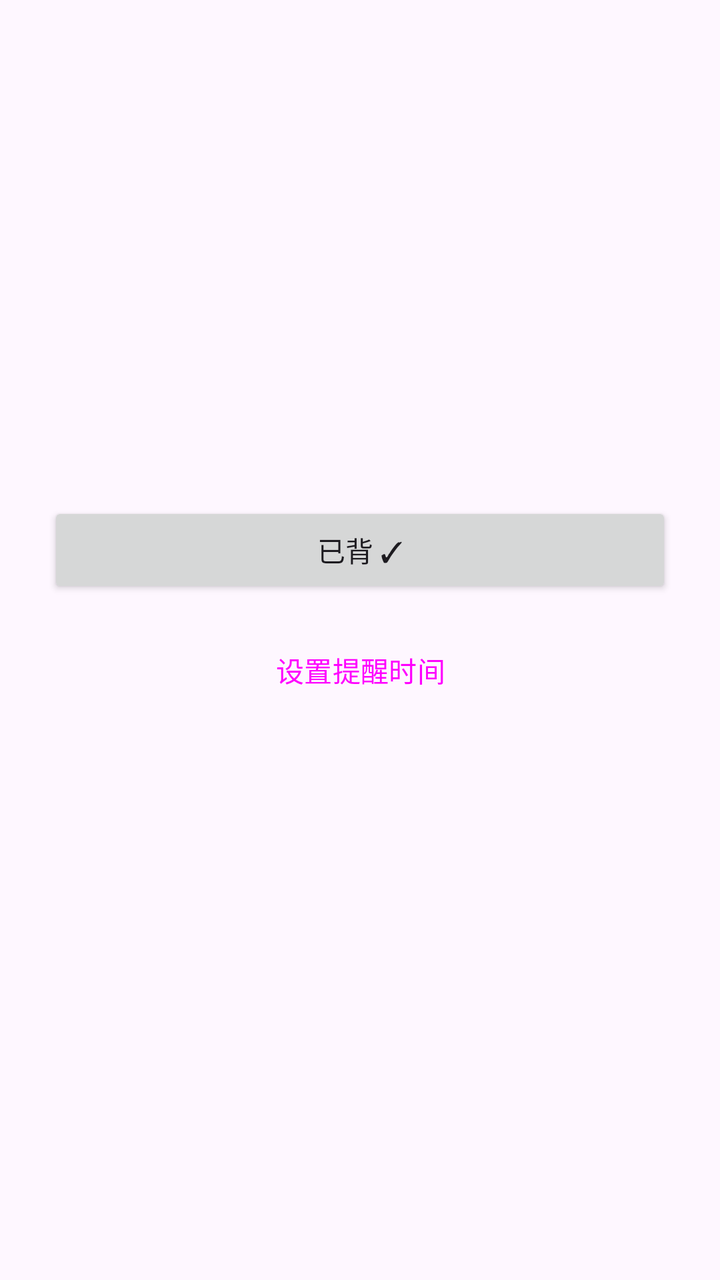
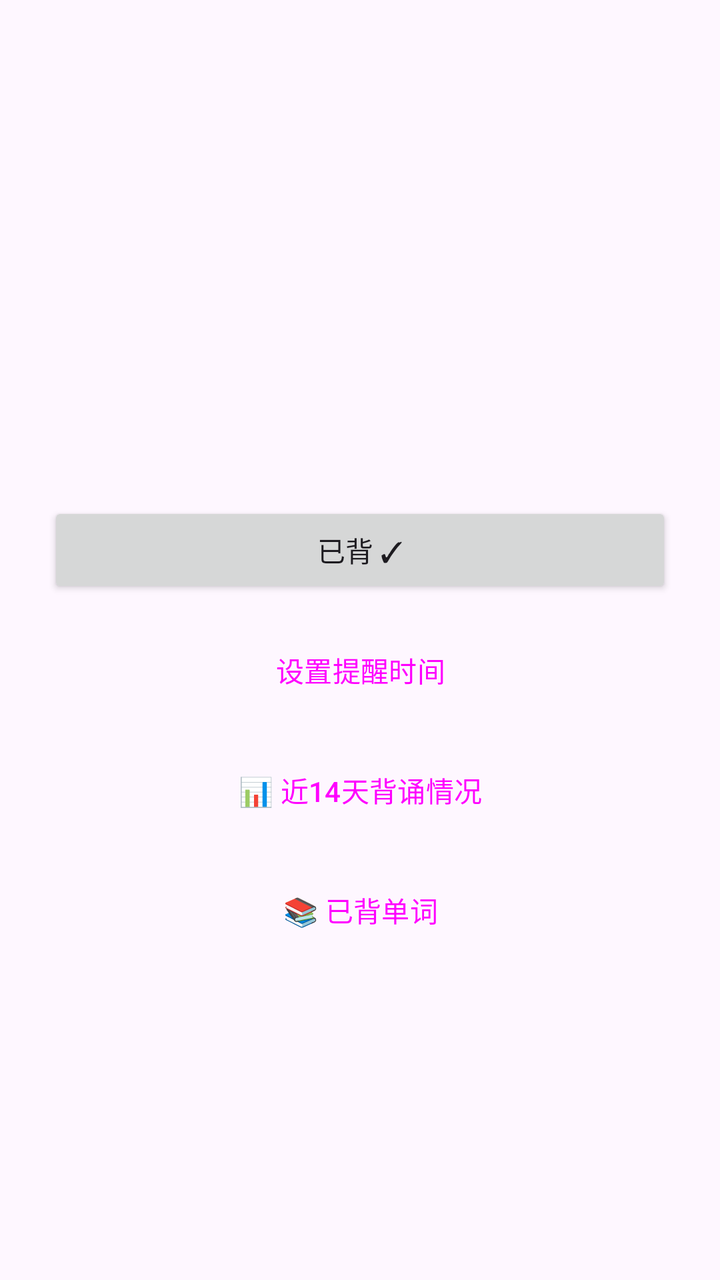

Screens rendered from an Android XML layout before and after an edit, with the pre-edit source and the edit as a unified diff.
<!-- AndroidManifest.xml: application theme Theme.WordReminder -->
<!-- res/layout/activity_main.xml -->
<?xml version="1.0" encoding="utf-8"?>
<ScrollView xmlns:android="http://schemas.android.com/apk/res/android"
    android:layout_width="match_parent"
    android:layout_height="match_parent"
    android:background="?attr/colorSurface">

    <LinearLayout
        android:orientation="vertical"
        android:padding="24dp"
        android:layout_width="match_parent"
        android:layout_height="wrap_content">

        <TextView
            android:id="@+id/tvDate"
            android:layout_width="wrap_content"
            android:layout_height="wrap_content"
            android:textColor="?attr/colorPrimary"
            android:textSize="14sp" />

        <TextView
            android:id="@+id/tvQueue"
            android:layout_width="wrap_content"
            android:layout_height="wrap_content"
            android:layout_marginTop="4dp"
            android:textSize="13sp"
            android:textColor="#888888" />

        <TextView
            android:id="@+id/tvWord"
            android:layout_width="match_parent"
            android:layout_height="wrap_content"
            android:layout_marginTop="8dp"
            android:textSize="40sp"
            android:textStyle="bold" />

        <TextView
            android:id="@+id/tvPhonetic"
            android:layout_width="match_parent"
            android:layout_height="wrap_content"
            android:textSize="16sp"
            android:textColor="#666666" />

        <TextView
            android:id="@+id/tvMeaning"
            android:layout_width="match_parent"
            android:layout_height="wrap_content"
            android:layout_marginTop="16dp"
            android:textSize="20sp" />

        <TextView
            android:id="@+id/tvExample"
            android:layout_width="match_parent"
            android:layout_height="wrap_content"
            android:layout_marginTop="12dp"
            android:textSize="15sp"
            android:textColor="#555555" />

        <Button
            android:id="@+id/btnDone"
            android:layout_width="match_parent"
            android:layout_height="wrap_content"
            android:layout_marginTop="28dp"
            android:text="已背 ✓" />

        <Button
            android:id="@+id/btnSettings"
            android:layout_width="match_parent"
            android:layout_height="wrap_content"
            android:layout_marginTop="12dp"
            android:text="设置提醒时间"
            style="?attr/materialButtonOutlinedStyle" />

        <TextView
            android:id="@+id/tvStreak"
            android:layout_width="match_parent"
            android:layout_height="wrap_content"
            android:layout_marginTop="24dp"
            android:textSize="16sp"
            android:textStyle="bold"
            android:gravity="center" />
    </LinearLayout>
</ScrollView>
<!-- resources referenced by this layout -->
<resources>
  <style name="Theme.WordReminder" parent="Theme.Material3.DayNight.NoActionBar">
          <item name="colorPrimary">@color/purple_500</item>
          <item name="colorPrimaryDark">@color/purple_700</item>
      </style>
  <color name="purple_500">#6750A4</color>
  <color name="purple_700">#21005D</color>
</resources>

<!-- the commit's change to res/layout/activity_main.xml (unified diff, before → after) -->
@@ -70,6 +70,22 @@
             android:text="设置提醒时间"
             style="?attr/materialButtonOutlinedStyle" />
 
+        <Button
+            android:id="@+id/btnStats"
+            android:layout_width="match_parent"
+            android:layout_height="wrap_content"
+            android:layout_marginTop="12dp"
+            android:text="📊 近14天背诵情况"
+            style="?attr/materialButtonOutlinedStyle" />
+
+        <Button
+            android:id="@+id/btnLearned"
+            android:layout_width="match_parent"
+            android:layout_height="wrap_content"
+            android:layout_marginTop="12dp"
+            android:text="📚 已背单词"
+            style="?attr/materialButtonOutlinedStyle" />
+
         <TextView
             android:id="@+id/tvStreak"
             android:layout_width="match_parent"
